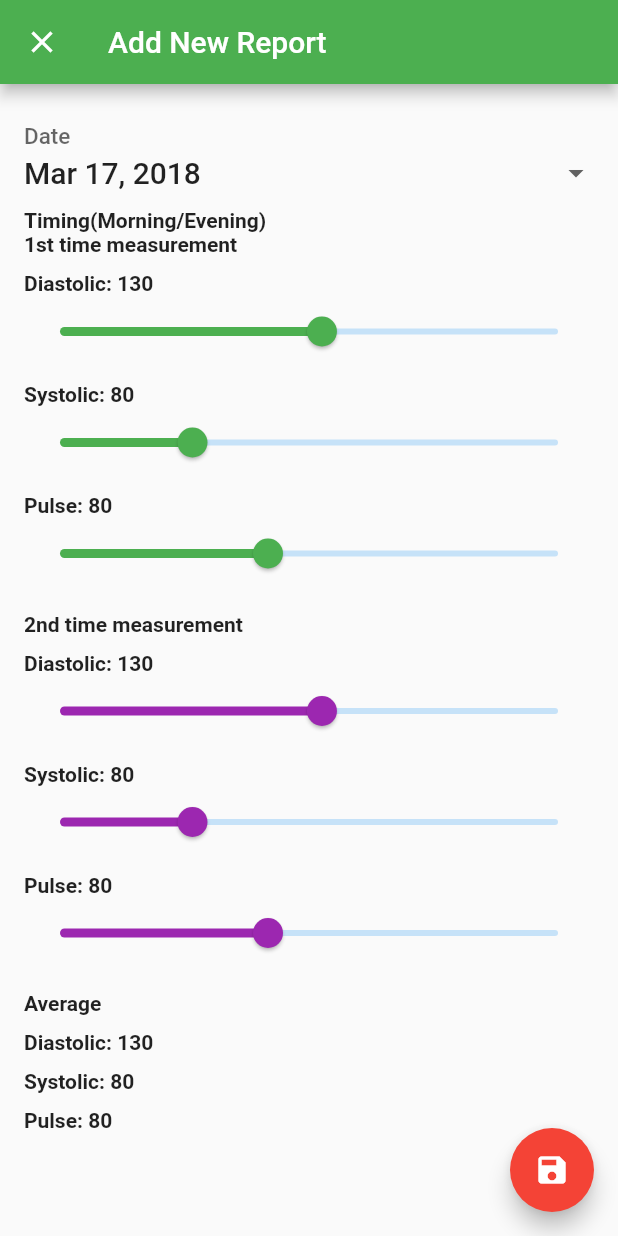
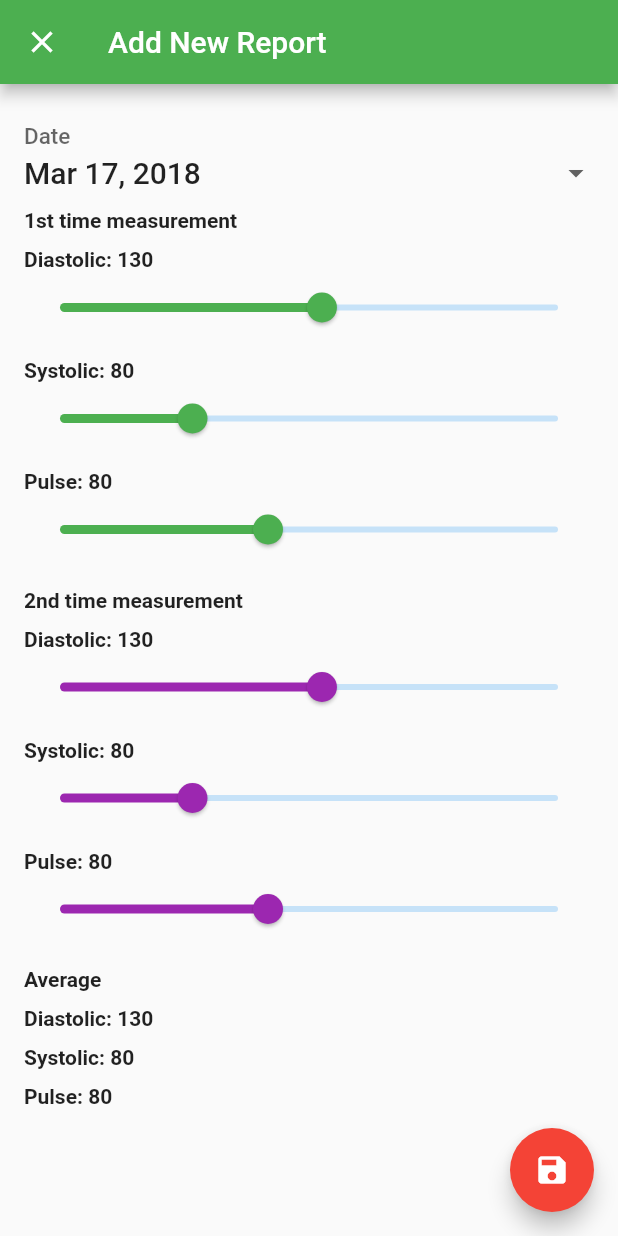
Before and after one commit to deadcheat/bloodleycooper, a Flutter app: the screen it shows after launch, after a tap on the "add" icon, on a phone screen of 412 x 824 dp. Run offline on Flutter 3.47's test engine with Material 2 defaults, Android fonts, the phone set to English and light mode, and no system bars; our stand-ins replace sqflite; accounts and stored records are empty.

Commit message:
remove unnecessary text

```diff
--- a/lib/addreport.dart
+++ b/lib/addreport.dart
@@ -60,12 +60,6 @@ class AddReportDialogState extends State<AddReportDialog> {
                     _date = date;
                   });
                 },
-              ),
-              new Container(
-                margin: new EdgeInsets.only(),
-                alignment: Alignment.centerLeft,
-                child: new Text("Timing(Morning/Evening)",
-                    style: new TextStyle(fontWeight: FontWeight.bold)),
               ),
               new Container(
                 alignment: Alignment.centerLeft,
```
